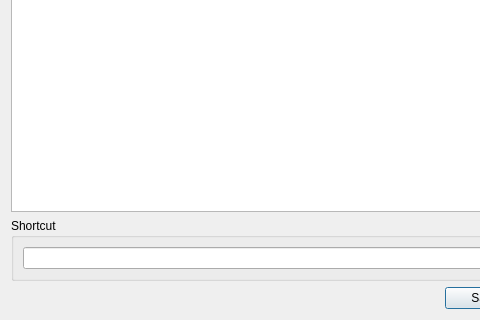
Qt form src/gui/Src/Gui/ShortcutsDialog.ui (x64dbg/x64dbg) before a commit; both pictures show x 0 to 480 and y 81 to 401 of the 622 by 401 pixel window.
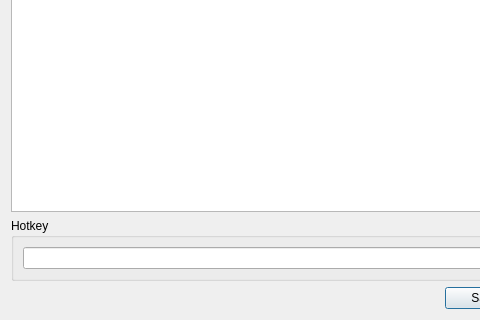
The same form after that commit. Icons and pictures are not drawn. Custom widgets are drawn as their Qt base class.

Commit message: Rename "Shortcuts" to "Hotkeys"

Diff of the .ui file:
```diff
--- a/src/gui/Src/Gui/ShortcutsDialog.ui
+++ b/src/gui/Src/Gui/ShortcutsDialog.ui
@@ -33,7 +33,7 @@
      <item>
       <widget class="QGroupBox" name="groupBox">
        <property name="title">
-        <string>Shortcut</string>
+        <string>Hotkey</string>
        </property>
        <layout class="QHBoxLayout" name="horizontalLayout">
         <item>
```
Left out of the diff: 2 changed lines with no effect on the pictures. The commit also changes 3 other files.
